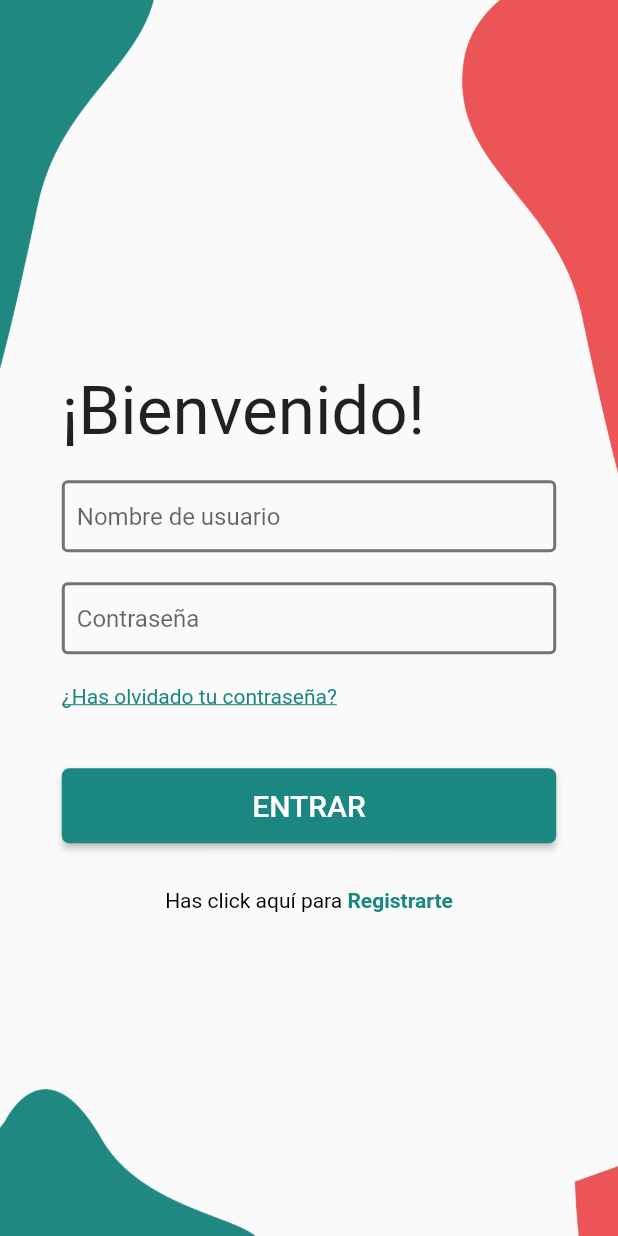
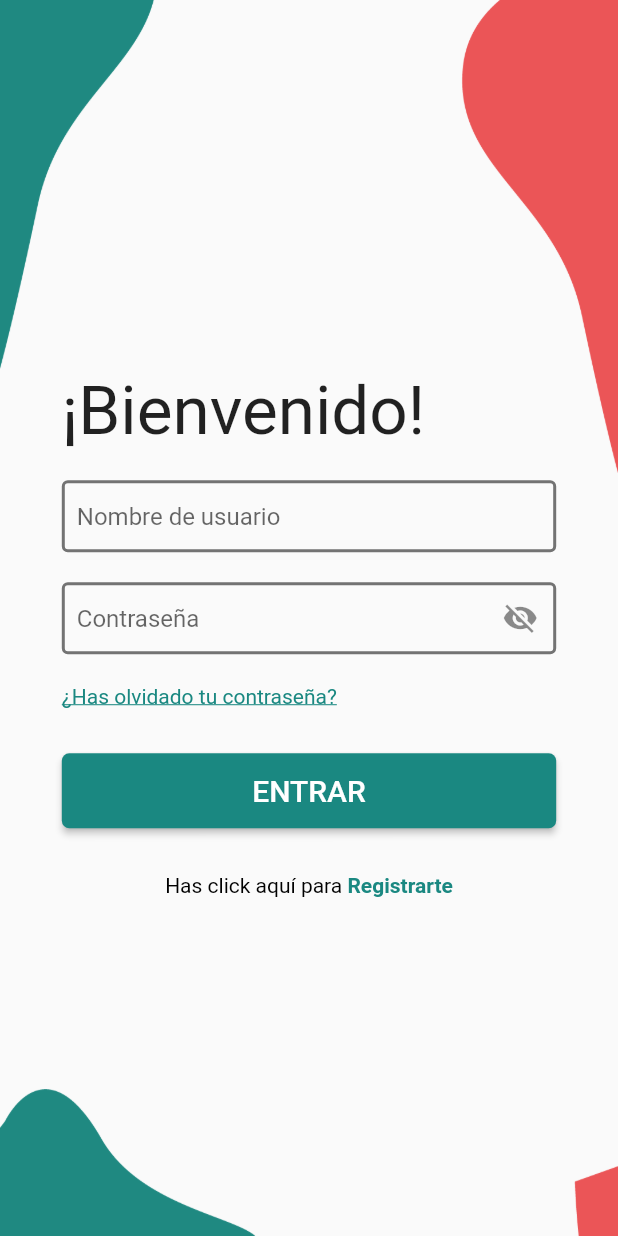
Before and after one commit to hgonzalezfortoul/app_reservas, a Flutter app: the screen it shows after launch, on a phone screen of 412 x 824 dp. Run offline on Flutter 3.47's test engine with Material 2 defaults, Android fonts, the phone set to English and light mode, and no system bars; our stand-ins replace flutter_svg; missing offline and left inert: keyboard_visibility.

```diff
--- a/lib/components/myTextField.dart
+++ b/lib/components/myTextField.dart
@@ -8,30 +8,22 @@ class MyCustomTextField extends StatelessWidget {
       _colorFondo = MyColors().colorFondo;
 
   var _placeHolder, _tipoTexto, _mmsgError;
-  bool _ocultarTexto = false;
   var _tipoTeclado;
   TextEditingController _textEditingController;
   MyCustomTextField(this._placeHolder, this._tipoTexto, this._mmsgError,
       this._textEditingController) {
     switch (_tipoTexto) {
       case "texto":
-        _ocultarTexto = false;
         _tipoTeclado = TextInputType.text;
         break;
-      case "contraseña":
-        _ocultarTexto = true;
-        _tipoTeclado = TextInputType.visiblePassword;
-        break;
+
       case "email":
-        _ocultarTexto = false;
         _tipoTeclado = TextInputType.emailAddress;
         break;
       case "phone":
-        _ocultarTexto = false;
         _tipoTeclado = TextInputType.phone;
         break;
       case "fecha":
-        _ocultarTexto = false;
         _tipoTeclado = TextInputType.datetime;
         break;
     }
@@ -41,13 +33,17 @@ class MyCustomTextField extends StatelessWidget {
 
   @override
   Widget build(BuildContext context) {
-    return Container(
+    return Theme(
+      data: ThemeData(cursorColor: _colorPrimario),
+          child: Container(
+        padding: EdgeInsets.symmetric(vertical: 10),
+        width: MediaQuery.of(context).size.width * 0.8,
+        constraints: BoxConstraints(maxWidth: 600),
         decoration: BoxDecoration(
             color: _colorFondo, borderRadius: BorderRadius.circular(5)),
         child: TextFormField(
           controller: _textEditingController,
           keyboardType: _tipoTeclado,
-        obscureText: _ocultarTexto,
           validator: (value) {
             if (value.isEmpty) {
               return _mmsgError;
@@ -55,6 +51,7 @@ class MyCustomTextField extends StatelessWidget {
             return null;
           },
           decoration: InputDecoration(
+
             contentPadding: EdgeInsets.symmetric(vertical: 0, horizontal: 10),
             hintText: _placeHolder,
             focusedBorder: OutlineInputBorder(
@@ -71,6 +68,7 @@ class MyCustomTextField extends StatelessWidget {
             ),
           ),
         ),
+      ),
     );
   }
 }
--- /dev/null
+++ b/lib/pageTransactions/slideRight.dart
@@ -0,0 +1,24 @@
+import 'package:flutter/material.dart';
+
+class SlideRightRoute extends PageRouteBuilder {
+  final Widget page;
+  SlideRightRoute({this.page})
+      : super(
+            pageBuilder: (
+              BuildContext context,
+              Animation<double> animation,
+              Animation<double> secondaryAnimation,
+            ) =>
+                page,
+            transitionsBuilder: (BuildContext context,
+                    Animation<double> animation,
+                    Animation<double> secondaryAnimation,
+                    Widget child) =>
+                SlideTransition(
+                  position: Tween<Offset>(
+                    begin: const Offset(1, 0),
+                    end: Offset.zero,
+                  ).animate(animation),
+                  child: child,
+                ));
+}
--- a/lib/views/signinPage.dart
+++ b/lib/views/signinPage.dart
@@ -1,3 +1,4 @@
+import 'package:app_reservar_horario/components/myCustomButtonFilled.dart';
 import 'package:app_reservar_horario/components/myTextField.dart';
 import 'package:app_reservar_horario/model/SignInController.dart';
 import 'package:app_reservar_horario/views/registrarsePage.dart';
@@ -21,7 +22,7 @@ class _SigninPageState extends State<SigninPage> {
   Color _colorFondo = MyColors().colorFondo;
 
   String _usuario, _pass;
-
+  bool _isPassword = true;
   TextEditingController _usuarioTextEditingController = TextEditingController();
   TextEditingController _passTextEditingController = TextEditingController();
 
@@ -76,23 +77,12 @@ class _SigninPageState extends State<SigninPage> {
                       style: TextStyle(fontSize: 45),
                     ),
                   ),
-                  Container(
-                    padding: EdgeInsets.symmetric(vertical: 10),
-                    width: MediaQuery.of(context).size.width * 0.8,
-                    constraints: BoxConstraints(maxWidth: 600),
-                    child: MyCustomTextField(
-                        "Nombre de usuario",
-                        "texto",
-                        "Introduce el nombre de usuario",
-                        _usuarioTextEditingController),
-                  ),
-                  Container(
-                    padding: EdgeInsets.symmetric(vertical: 10),
-                    width: MediaQuery.of(context).size.width * 0.8,
-                    constraints: BoxConstraints(maxWidth: 600),
-                    child: MyCustomTextField("Contraseña", "contraseña",
-                        "Introduce la contraseña", _passTextEditingController),
-                  ),
+                  MyCustomTextField(
+                      "Nombre de usuario",
+                      "texto",
+                      "Introduce el nombre de usuario",
+                      _usuarioTextEditingController),
+                  myCustomPassField(context),
                   Container(
                     padding: EdgeInsets.symmetric(vertical: 10),
                     width: MediaQuery.of(context).size.width * 0.8,
@@ -106,7 +96,7 @@ class _SigninPageState extends State<SigninPage> {
                     )),
                   ),
                   Container(
-                    padding: EdgeInsets.symmetric(vertical: 30),
+                    padding: EdgeInsets.only(top: 20),
                     width: MediaQuery.of(context).size.width * 0.8,
                     constraints: BoxConstraints(maxWidth: 600),
                     child: MaterialButton(
@@ -129,7 +119,7 @@ class _SigninPageState extends State<SigninPage> {
                     ),
                   ),
                   Container(
-                    padding: EdgeInsets.only(bottom: 30),
+                    padding: EdgeInsets.only(bottom: 30, top: 30),
                     width: MediaQuery.of(context).size.width * 0.8,
                     constraints: BoxConstraints(
                       maxWidth: 600,
@@ -164,4 +154,55 @@ class _SigninPageState extends State<SigninPage> {
           ),
         ));
   }
+
+  Theme myCustomPassField(BuildContext context) {
+    return Theme(
+      data:
+          ThemeData(accentColor: _colorPrimario, primaryColor: _colorPrimario),
+      child: Container(
+        padding: EdgeInsets.symmetric(vertical: 10),
+        width: MediaQuery.of(context).size.width * 0.8,
+        constraints: BoxConstraints(maxWidth: 600),
+        decoration: BoxDecoration(
+            color: _colorFondo, borderRadius: BorderRadius.circular(5)),
+        child: TextFormField(
+          controller: _passTextEditingController,
+          keyboardType: TextInputType.visiblePassword,
+          obscureText: _isPassword,
+          validator: (value) {
+            if (value.isEmpty) {
+              return "Introduce la contraseña";
+            }
+            return null;
+          },
+          decoration: InputDecoration(
+            suffixIcon: GestureDetector(
+              child: _isPassword
+                  ? Icon(Icons.visibility_off)
+                  : Icon(Icons.visibility),
+              onTap: () {
+                setState(() {
+                  _isPassword = !_isPassword;
+                });
+              },
+            ),
+            contentPadding: EdgeInsets.symmetric(vertical: 0, horizontal: 10),
+            hintText: "Contraseña",
+            focusedBorder: OutlineInputBorder(
+              borderSide: BorderSide(color: _colorPrimario, width: 2),
+            ),
+            enabledBorder: OutlineInputBorder(
+              borderSide: BorderSide(width: 2, color: Colors.black54),
+            ),
+            errorBorder: OutlineInputBorder(
+              borderSide: BorderSide(width: 2, color: _colorSecundario),
+            ),
+            focusedErrorBorder: OutlineInputBorder(
+              borderSide: BorderSide(width: 2, color: _colorSecundario),
+            ),
+          ),
+        ),
+      ),
+    );
+  }
 }
```
Also changed, not shown: lib/components/myCustomButtomOutline.dart (added, +29 -0 lines), lib/components/myCustomButtonFilled.dart (added, +28 -0 lines), lib/components/myDrawer.dart (+47 -13 lines), lib/views/registrarIndivualPage.dart (added, +245 -0 lines), lib/views/registrarsePage.dart (+23 -11 lines). Lines whose indentation alone changed are shown as unchanged.
